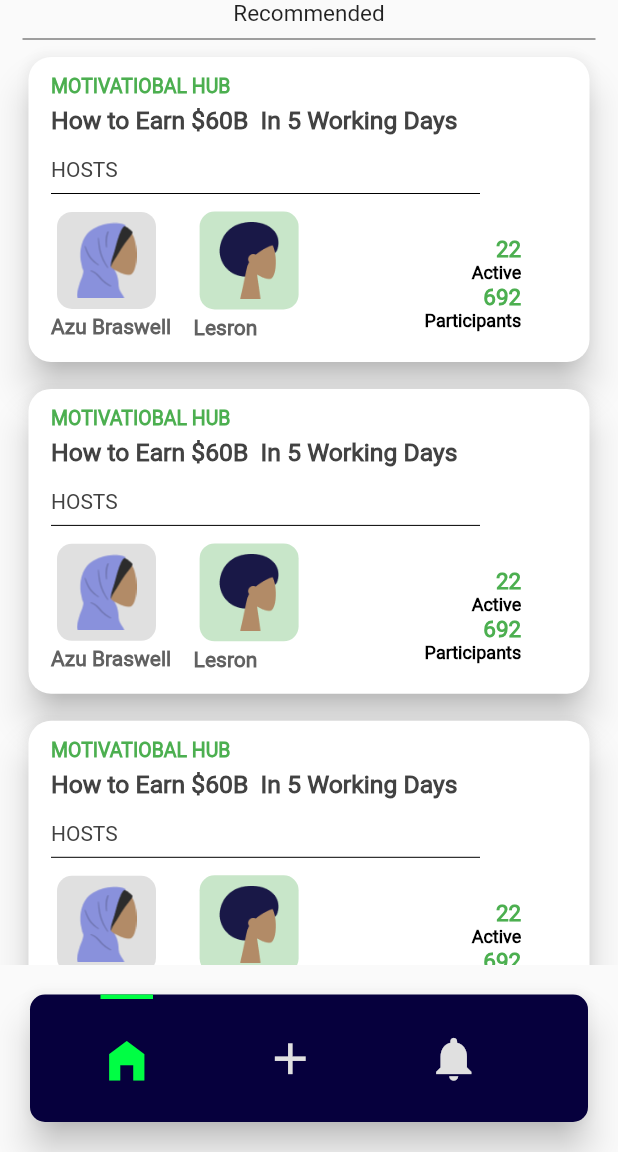
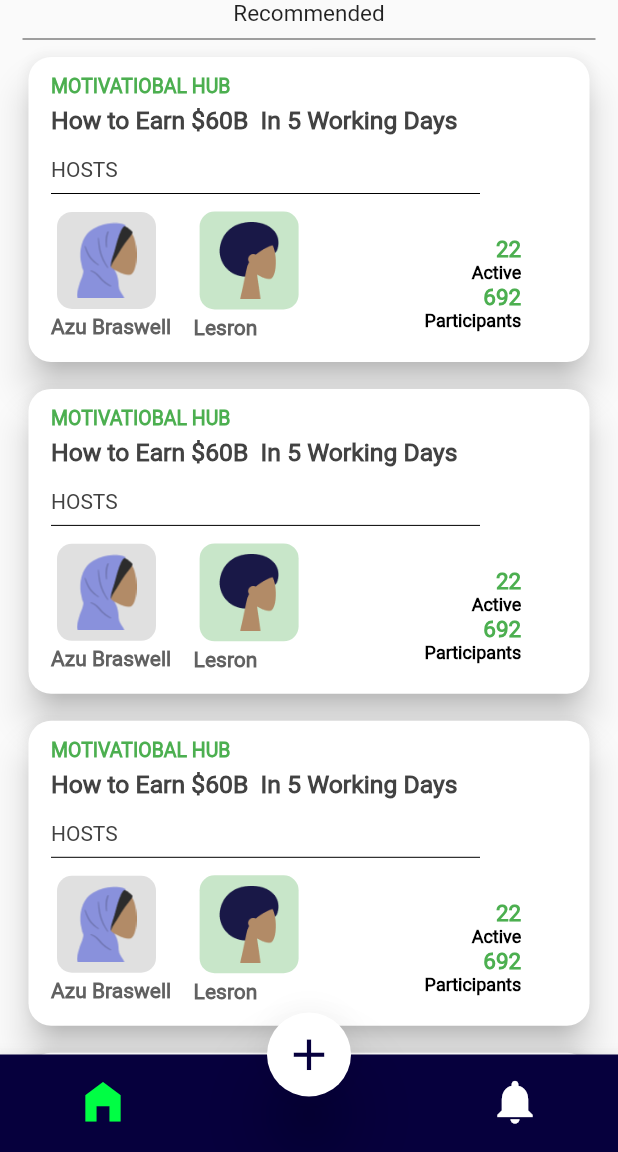
Before and after one commit to cvdedd/AudeeoFlutter, a Flutter app: the Audeeo screen opened directly, on a phone screen of 412 x 824 dp, the part 84-1236 px from its top. Run offline on Flutter 3.47's test engine with Material 2 defaults, Android fonts, the light colour scheme and no system bars.

Commit message:
unavbar updates

```diff
--- a/lib/main.dart
+++ b/lib/main.dart
@@ -8,10 +8,17 @@ void main() {
       SystemUiOverlayStyle(statusBarColor: Colors.transparent));
   runApp(
     MaterialApp(
+      initialRoute: '/onboarding',
+      routes: {
+        '/': (context) => OnboardingScreen(),
+        '/home': (context) => Audeeo(),
+        '/room': (context) => Room(),
+        '/onboarding': (context) => OnboardingScreen(),
+      },
       theme: ThemeData(
         fontFamily: 'Roboto',
+        backgroundColor: Colors.white,
       ),
-      home: Room(),
     ),
   );
 }
@@ -70,53 +77,91 @@ class _AudeeoState extends State<Audeeo> {
               )),
         ],
       ),
-      bottomNavigationBar: Padding(
-        padding: EdgeInsets.all(20),
-        child: Material(
-          elevation: 10,
-          borderRadius: BorderRadius.circular(10),
+      // bottomNavigationBar: Padding(
+      //   padding: EdgeInsets.all(20),
+      //   child: Material(
+      //     elevation: 10,
+      //     borderRadius: BorderRadius.circular(10),
+      //     color: Color(0XFF06003D),
+      //     child: Container(
+      //       height: 85,
+      //       width: double.infinity,
+      //       child: ListView.builder(
+      //         itemCount: data.length,
+      //         padding: EdgeInsets.symmetric(horizontal: 10),
+      //         itemBuilder: (ctx, i) => Padding(
+      //           padding: EdgeInsets.symmetric(horizontal: 37),
+      //           child: GestureDetector(
+      //             onTap: () {
+      //               setState(() {
+      //                 selectedIndex = i;
+      //               });
+      //             },
+      //             child: AnimatedContainer(
+      //               duration: Duration(milliseconds: 200),
+      //               width: 35,
+      //               decoration: BoxDecoration(
+      //                 border: i == selectedIndex
+      //                     ? Border(
+      //                         top: BorderSide(
+      //                           width: 3,
+      //                           color: Color(0XFF00fe44),
+      //                         ),
+      //                       )
+      //                     : null,
+      //               ),
+      //               child: Icon(
+      //                 data[i],
+      //                 size: 35,
+      //                 color: i == selectedIndex
+      //                     ? Color(0XFF00fe44)
+      //                     : Colors.grey[300],
+      //               ),
+      //             ),
+      //           ),
+      //         ),
+      //         scrollDirection: Axis.horizontal,
+      //       ),
+      //     ),
+      //   ),
+      // ),
+      floatingActionButton: FloatingActionButton(
+        onPressed: () {},
+        elevation: 20,
+        backgroundColor: Colors.white,
+        child: Icon(
+          Icons.add,
           color: Color(0XFF06003D),
-          child: Container(
-            height: 85,
-            width: double.infinity,
-            child: ListView.builder(
-              itemCount: data.length,
-              padding: EdgeInsets.symmetric(horizontal: 10),
-              itemBuilder: (ctx, i) => Padding(
-                padding: EdgeInsets.symmetric(horizontal: 37),
-                child: GestureDetector(
-                  onTap: () {
-                    setState(() {
-                      selectedIndex = i;
-                    });
-                  },
-                  child: AnimatedContainer(
-                    duration: Duration(milliseconds: 200),
-                    width: 35,
-                    decoration: BoxDecoration(
-                      border: i == selectedIndex
-                          ? Border(
-                              top: BorderSide(
-                                width: 3,
+          size: 35,
+        ),
+      ),
+      floatingActionButtonLocation: FloatingActionButtonLocation.centerDocked,
+      bottomNavigationBar: BottomNavigationBar(
+        backgroundColor: Color(0XFF06003D),
+        iconSize: 35,
+        selectedIconTheme: IconThemeData(
           color: Color(0XFF00fe44),
         ),
-                            )
-                          : null,
+        elevation: 10,
+        unselectedIconTheme: IconThemeData(
+          color: Colors.white,
         ),
-                    child: Icon(
-                      data[i],
-                      size: 35,
-                      color: i == selectedIndex
-                          ? Color(0XFF00fe44)
-                          : Colors.grey[300],
+        showSelectedLabels: false,
+        showUnselectedLabels: false,
+        items: const <BottomNavigationBarItem>[
+          BottomNavigationBarItem(
+            icon: Icon(Icons.home_filled),
+            label: 'Home',
           ),
+          BottomNavigationBarItem(
+            icon: Icon(null),
+            label: 'Create New Room',
           ),
+          BottomNavigationBarItem(
+            icon: Icon(Icons.notifications),
+            label: 'Notification',
           ),
-              ),
-              scrollDirection: Axis.horizontal,
-            ),
-          ),
-        ),
+        ],
       ),
       body: SingleChildScrollView(
         padding: const EdgeInsets.fromLTRB(15, 0, 15, 0),
@@ -131,7 +176,11 @@ class _AudeeoState extends State<Audeeo> {
             Divider(
               color: Colors.grey[800],
             ),
-            Card(
+            GestureDetector(
+              onTap: () {
+                Navigator.pushNamed(context, '/room');
+              },
+              child: Card(
                 elevation: 10,
                 shape: RoundedRectangleBorder(
                   borderRadius: BorderRadius.circular(15),
@@ -276,6 +325,7 @@ class _AudeeoState extends State<Audeeo> {
                         ],
                       ),
                     ],
+                  ),
                 ),
               ),
             ),
```
Also changed, not shown: lib/screens/onboardingscreen.dart (+9 -9 lines), lib/screens/room.dart (+27 -23 lines). Lines whose indentation alone changed are shown as unchanged.
